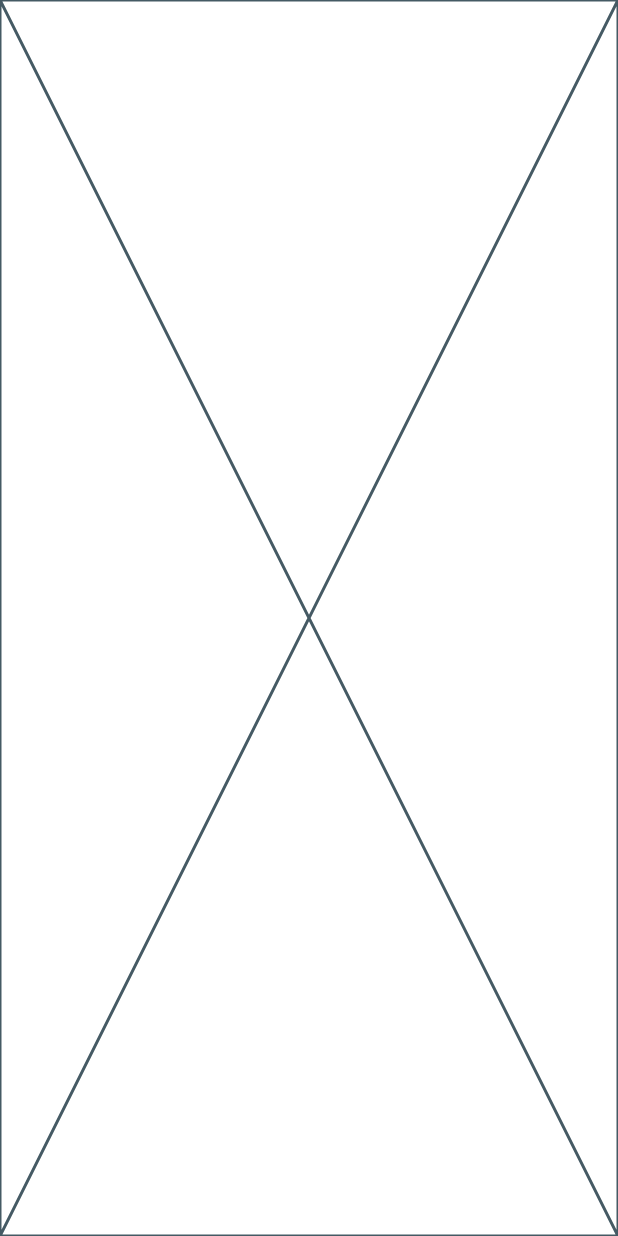
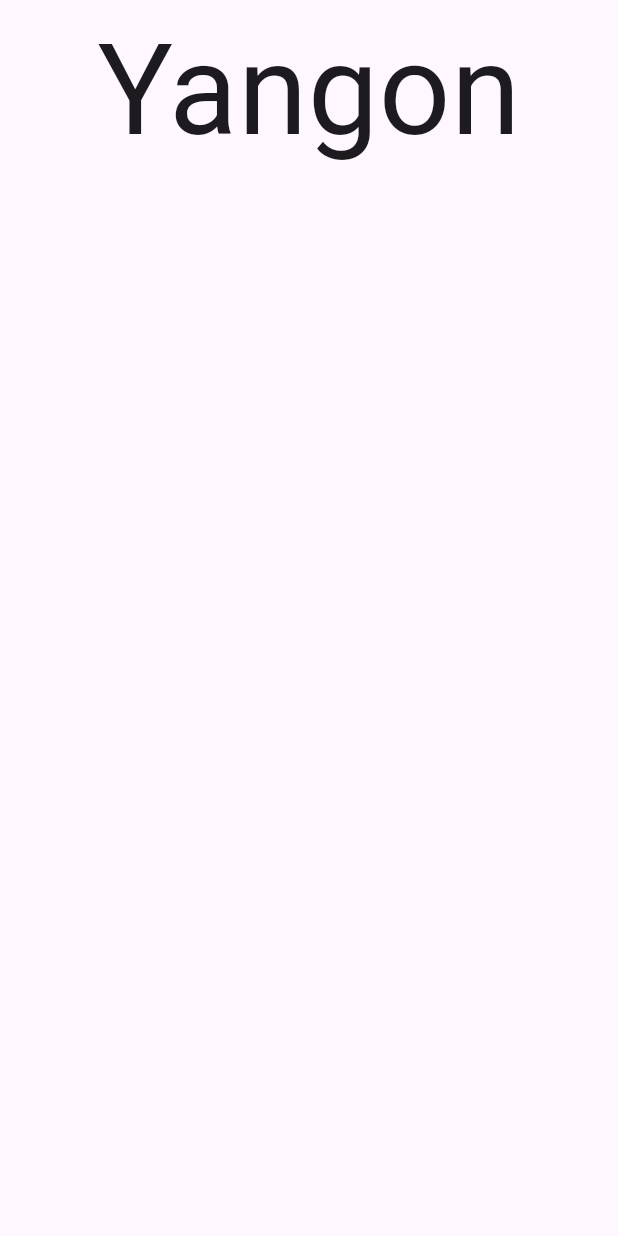
Before and after one commit to eraserpencilpen/weatherforecast, a Flutter app: the screen it shows after launch, on a phone screen of 412 x 824 dp. Run offline on Flutter 3.47's test engine with Material 3 defaults, Android fonts, the phone set to English and light mode, and no system bars; our stand-ins replace geolocator.

Commit message:
Minor changes

```diff
--- a/weather/lib/home.dart
+++ b/weather/lib/home.dart
@@ -1,6 +1,7 @@
 import 'package:flutter/material.dart';
 import 'package:http/http.dart' as http;
 import 'package:geolocator/geolocator.dart';
+import 'dart:convert';
 
 class HomePage extends StatefulWidget {
   const HomePage({super.key});
@@ -10,6 +11,7 @@ class HomePage extends StatefulWidget {
 }
 
 class HomePageState extends State<HomePage> {
+  Map<String,dynamic> weatherData = {};
   @override
   void initState() {
     // TODO: implement initState
@@ -18,13 +20,29 @@ class HomePageState extends State<HomePage> {
       if (value.runtimeType == Position) {
         print(value);
         getTime();
+        setState(() {
+
+          weatherData = getWeatherData(value);
+        });
       }
     });
   }
 
   @override
   Widget build(BuildContext context) {
-    return const Placeholder();
+    return Scaffold(
+      body: Column(
+        children: [
+          Center(
+            child: Text(
+              "Yangon",
+              textScaler: TextScaler.linear(6),
+            ),
+          ),
+          // Center(child: ,)
+        ],
+      ),
+    );
   }
 }
 
@@ -46,3 +64,12 @@ Future<dynamic> getLocation() async {
     return permission;
   }
 }
+getWeatherData(Position coordinates) async{
+  String latitude = coordinates.latitude.toString();
+  String longitude = coordinates.longitude.toString();
+  final response = await http.get(Uri.parse(
+      "https://api.open-meteo.com/v1/forecast?latitude=$latitude&longitude=$longitude&hourly=temperature_2m,relative_humidity_2m,precipitation_probability,weather_code"));
+
+  return jsonDecode(response.body);
+
+}
```
